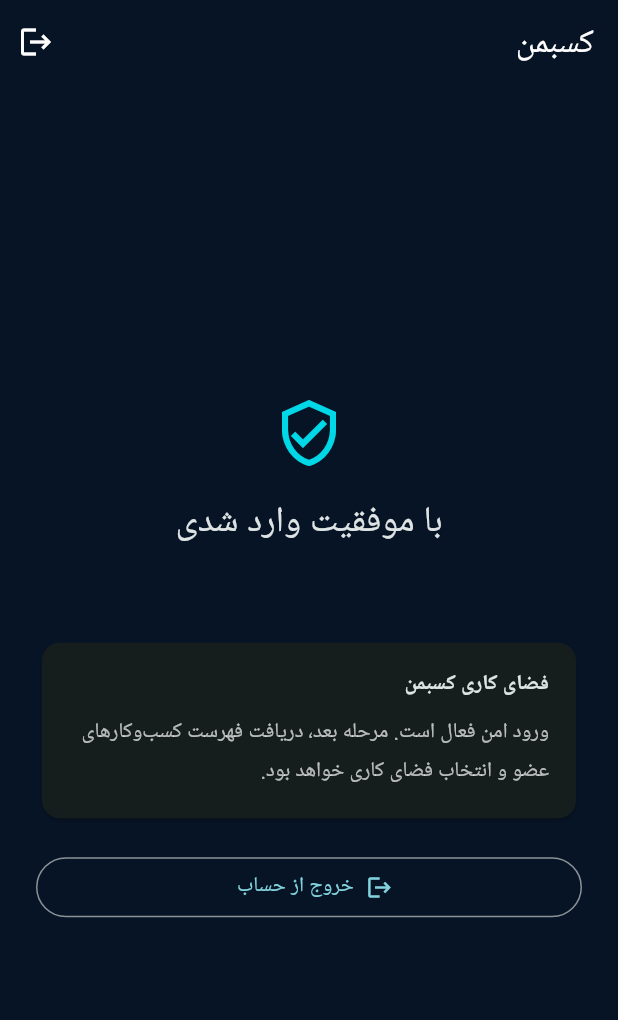
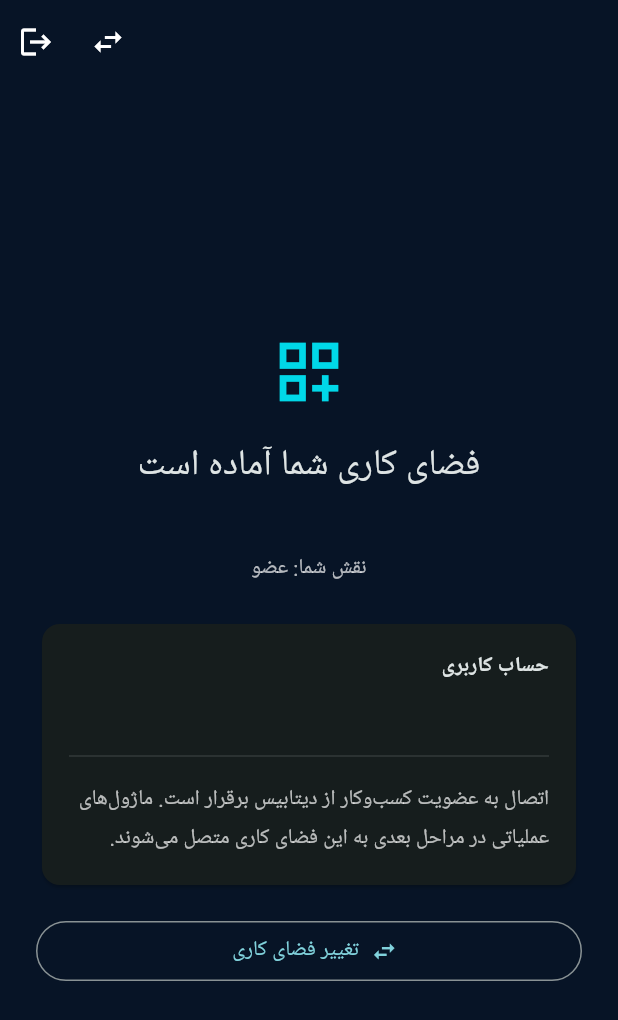
Before and after one commit to theslyapex/Kasbeman, a Flutter app: the HomeScreen screen opened directly with empty values, on a phone screen of 412 x 824 dp. Shown: the top 1020 px of the screen. Run offline on Flutter 3.47's test engine with Material 3 defaults, Android fonts, the phone set to English and light mode, and no system bars; our stand-ins replace supabase_flutter; accounts and stored records are empty.

Commit message:
Show selected business in mobile workspace dashboard

```diff
--- a/apps/mobile/lib/src/home/home_screen.dart
+++ b/apps/mobile/lib/src/home/home_screen.dart
@@ -1,10 +1,19 @@
 import 'package:flutter/material.dart';
 import 'package:supabase_flutter/supabase_flutter.dart';
 
+import '../workspace/workspace_repository.dart';
+
 class HomeScreen extends StatelessWidget {
-  const HomeScreen({super.key, required this.email});
+  const HomeScreen({
+    super.key,
+    required this.email,
+    required this.membership,
+    required this.onSwitchWorkspace,
+  });
 
   final String email;
+  final BusinessMembership membership;
+  final VoidCallback onSwitchWorkspace;
 
   Future<void> _signOut(BuildContext context) async {
     try {
@@ -22,8 +31,13 @@ class HomeScreen extends StatelessWidget {
   Widget build(BuildContext context) {
     return Scaffold(
       appBar: AppBar(
-        title: const Text('کسبمن'),
+        title: Text(membership.businessName),
         actions: [
+          IconButton(
+            tooltip: 'تغییر فضای کاری',
+            onPressed: onSwitchWorkspace,
+            icon: const Icon(Icons.swap_horiz),
+          ),
           IconButton(
             tooltip: 'خروج از حساب',
             onPressed: () => _signOut(context),
@@ -34,49 +48,76 @@ class HomeScreen extends StatelessWidget {
       body: SafeArea(
         child: Center(
           child: ConstrainedBox(
-            constraints: const BoxConstraints(maxWidth: 520),
+            constraints: const BoxConstraints(maxWidth: 560),
             child: Padding(
               padding: const EdgeInsets.all(24),
               child: Column(
                 mainAxisAlignment: MainAxisAlignment.center,
                 crossAxisAlignment: CrossAxisAlignment.stretch,
                 children: [
-                  const Icon(Icons.verified_user_outlined,
-                      size: 48, color: Color(0xFF00D8E8)),
+                  const Icon(
+                    Icons.dashboard_customize_outlined,
+                    size: 52,
+                    color: Color(0xFF00D8E8),
+                  ),
                   const SizedBox(height: 20),
                   Text(
-                    'با موفقیت وارد شدی',
+                    'فضای کاری شما آماده است',
                     textAlign: TextAlign.center,
                     style: Theme.of(context).textTheme.headlineSmall,
                   ),
                   const SizedBox(height: 10),
-                  Text(email,
-                      textAlign: TextAlign.center,
-                      textDirection: TextDirection.ltr,
-                      style: const TextStyle(color: Colors.white70)),
-                  const SizedBox(height: 28),
-                  const Card(
+                  Text(
+                    membership.businessName,
+                    textAlign: TextAlign.center,
+                    style: const TextStyle(
+                      color: Colors.white,
+                      fontSize: 18,
+                      fontWeight: FontWeight.w700,
+                    ),
+                  ),
+                  const SizedBox(height: 6),
+                  Text(
+                    'نقش شما: ${membership.roleLabel}',
+                    textAlign: TextAlign.center,
+                    style: const TextStyle(color: Colors.white70),
+                  ),
+                  const SizedBox(height: 22),
+                  Card(
                     child: Padding(
-                      padding: EdgeInsets.all(18),
+                      padding: const EdgeInsets.all(18),
                       child: Column(
                         crossAxisAlignment: CrossAxisAlignment.start,
                         children: [
-                          Text('فضای کاری کسبمن',
-                              style: TextStyle(fontWeight: FontWeight.bold)),
-                          SizedBox(height: 8),
+                          const Text(
+                            'حساب کاربری',
+                            style: TextStyle(fontWeight: FontWeight.bold),
+                          ),
+                          const SizedBox(height: 8),
                           Text(
-                            'ورود امن فعال است. مرحله بعد، دریافت فهرست کسب‌وکارهای عضو و انتخاب فضای کاری خواهد بود.',
-                            style: TextStyle(height: 1.8, color: Colors.white70),
+                            email,
+                            textDirection: TextDirection.ltr,
+                            style: const TextStyle(color: Colors.white70),
+                          ),
+                          const SizedBox(height: 12),
+                          const Divider(color: Colors.white12),
+                          const SizedBox(height: 8),
+                          const Text(
+                            'اتصال به عضویت کسب‌وکار از دیتابیس برقرار است. ماژول‌های عملیاتی در مراحل بعدی به این فضای کاری متصل می‌شوند.',
+                            style: TextStyle(
+                              color: Colors.white70,
+                              height: 1.8,
+                            ),
                           ),
                         ],
                       ),
                     ),
                   ),
-                  const SizedBox(height: 18),
+                  const SizedBox(height: 16),
                   OutlinedButton.icon(
-                    onPressed: () => _signOut(context),
-                    icon: const Icon(Icons.logout),
-                    label: const Text('خروج از حساب'),
+                    onPressed: onSwitchWorkspace,
+                    icon: const Icon(Icons.swap_horiz),
+                    label: const Text('تغییر فضای کاری'),
                   ),
                 ],
               ),
```
